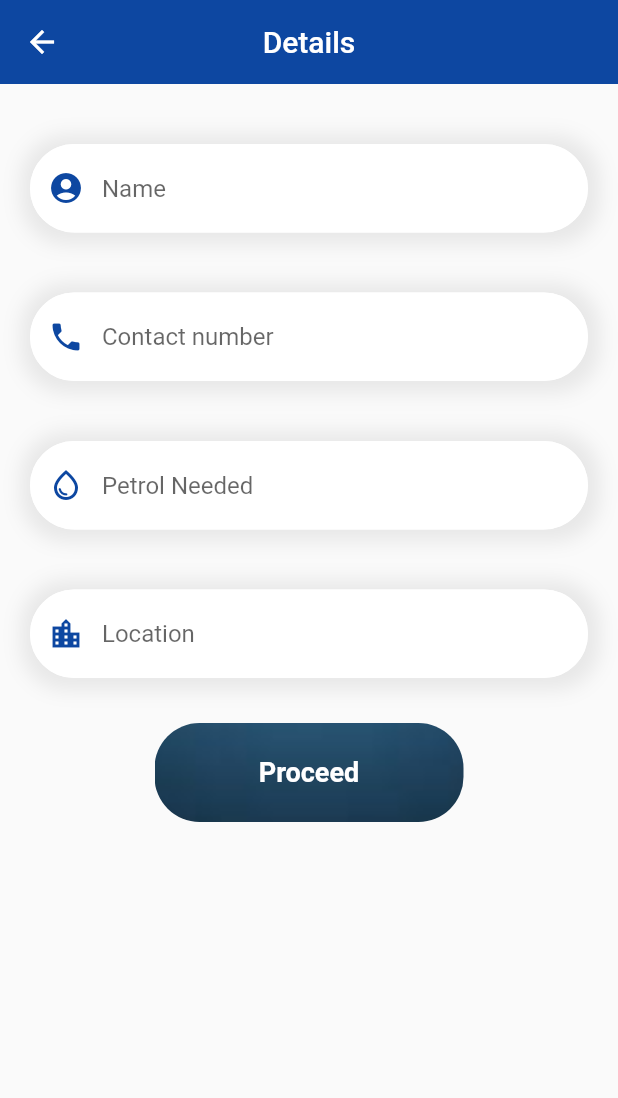
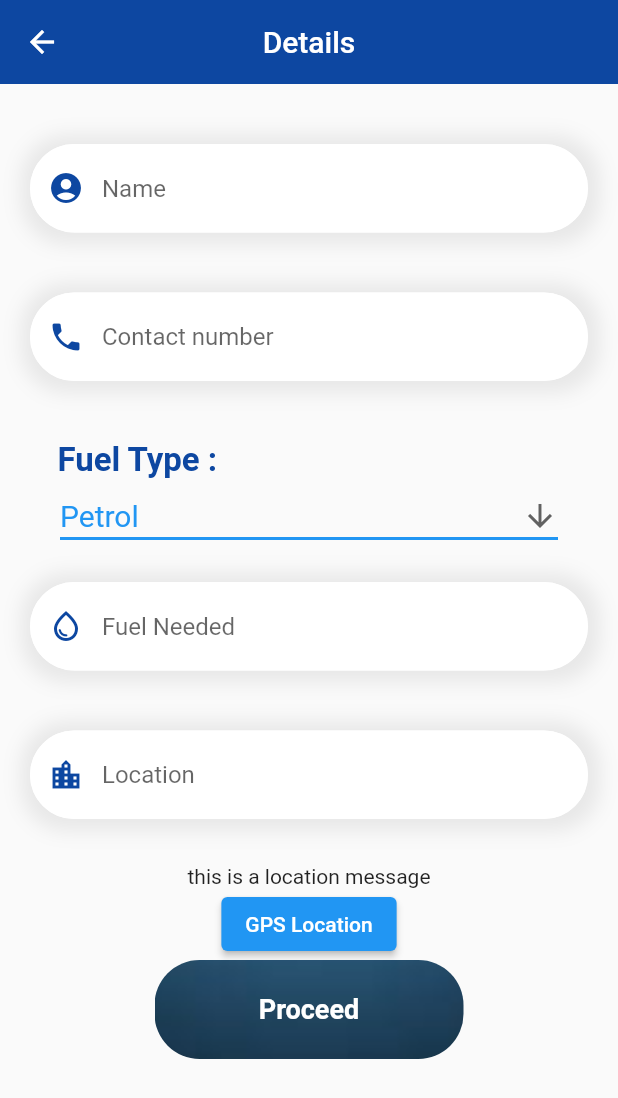
Before and after one commit to vikepk/out_of_gas, a Flutter app: the Need_Gas screen opened by its route, on a phone screen of 412 x 824 dp. Shown: the top 1098 px of the screen. Run offline on Flutter 3.47's test engine with Material 2 defaults, Android fonts, the phone set to English and light mode, and no system bars; our stand-ins replace geolocator.

Commit message:
completed need gas page Backend progress

```diff
--- a/lib/pages/need_gas.dart
+++ b/lib/pages/need_gas.dart
@@ -8,6 +8,7 @@ import 'package:out_of_gas/services/map_utils.dart';
 import 'package:out_of_gas/services/map.dart';
 import 'package:out_of_gas/pages/first_page.dart';
 import 'package:out_of_gas/pages/helper_page.dart';
+import 'package:geolocator/geolocator.dart';
 
 class Need_Gas extends StatefulWidget {
   const Need_Gas({super.key});
@@ -21,6 +22,12 @@ var name = TextEditingController();
 var number = TextEditingController();
 var petrol_needed = TextEditingController();
 var location = TextEditingController();
+const List<String> list = <String>['Petrol', 'Diesel'];
+String dropdownValue = list.first;
+String locationmessage = "this is a location message";
+late String lat;
+
+late String long;
 
 class _Need_GasState extends State<Need_Gas> {
   @override
@@ -126,6 +133,50 @@ class _Need_GasState extends State<Need_Gas> {
             SizedBox(
               height: 40,
             ),
+            Align(
+              alignment: Alignment.centerLeft,
+              child: Text(
+                "       Fuel Type :",
+                style: TextStyle(
+                    fontSize: 22.0,
+                    color: Colors.blue[900],
+                    letterSpacing: 0.0,
+                    fontWeight: FontWeight.bold),
+              ),
+            ),
+            Padding(
+              padding: const EdgeInsets.fromLTRB(40, 0, 40, 0),
+              child: DropdownButton<String>(
+                isExpanded: true,
+                hint: Text("Type of Fuel"),
+                value: dropdownValue,
+                icon: const Icon(Icons.arrow_downward),
+                elevation: 16,
+                style: const TextStyle(color: Colors.blue),
+                underline: Container(
+                  height: 2,
+                  color: Colors.blue,
+                ),
+                onChanged: (String? value) {
+                  // This is called when the user selects an item.
+                  setState(() {
+                    dropdownValue = value!;
+                  });
+                },
+                items: list.map<DropdownMenuItem<String>>((String value) {
+                  return DropdownMenuItem<String>(
+                    value: value,
+                    child: Text(
+                      value,
+                      style: TextStyle(fontSize: 20),
+                    ),
+                  );
+                }).toList(),
+              ),
+            ),
+            SizedBox(
+              height: 20,
+            ),
             Padding(
               padding: const EdgeInsets.fromLTRB(20, 0, 20, 0),
               child: Container(
@@ -154,8 +205,8 @@ class _Need_GasState extends State<Need_Gas> {
                         ),
                         // labelText: "Blood Group",
                         errorText:
-                            _validate ? 'Petrol Quantity is Required' : null,
-                        hintText: "Petrol Needed",
+                            _validate ? 'Fuel Quantity is Required' : null,
+                        hintText: "Fuel Needed",
                         focusedBorder: OutlineInputBorder(
                             borderRadius: BorderRadius.circular(30),
                             borderSide:
@@ -185,6 +236,8 @@ class _Need_GasState extends State<Need_Gas> {
                 child: TextFormField(
                     validator: (value) {
                       if (value == null || value.isEmpty) {
+                        print(value);
+
                         return 'Please enter some text';
                       }
                       return null;
@@ -211,6 +264,18 @@ class _Need_GasState extends State<Need_Gas> {
             SizedBox(
               height: 30,
             ),
+            Text(locationmessage),
+            ElevatedButton(
+                onPressed: () {
+                  getuserlocation().then((value) {
+                    lat = '${value.latitude}';
+                    long = '${value.longitude}';
+                    setState(() {
+                      locationmessage = '$lat and $long';
+                    });
+                  });
+                },
+                child: const Text("GPS Location")),
             GestureDetector(
               onTap: () {
                 setState(() {
@@ -254,3 +319,24 @@ class _Need_GasState extends State<Need_Gas> {
     );
   }
 }
+
+Future<Position> getuserlocation() async {
+  bool serviceEnabled = await Geolocator.isLocationServiceEnabled();
+  if (!serviceEnabled) {
+    return Future.error("Location service is disabled");
+  }
+
+  LocationPermission permission = await Geolocator.checkPermission();
+  if (permission == LocationPermission.denied) {
+    permission = await Geolocator.requestPermission();
+    if (permission == LocationPermission.denied) {
+      return Future.error("Location Permission is disabled");
+    }
+  }
+  if (permission == LocationPermission.deniedForever) {
+    return Future.error(
+        "Location Permission is disabled forever , we cannot request permission");
+  }
+
+  return await Geolocator.getCurrentPosition();
+}
--- a/lib/services/current_location.dart
+++ b/lib/services/current_location.dart
@@ -38,7 +38,7 @@ class CurrentlocationState extends State<Currentlocation> {
                       });
                     });
                   },
-                  child: const Text("location"))
+                  child: const Text("location")),
             ],
           ),
         ),
--- a/pubspec.yaml
+++ b/pubspec.yaml
@@ -39,6 +39,7 @@ dependencies:
   google_maps_flutter: ^2.2.5
   geolocator: ^9.0.2
   url_launcher: ^6.1.10
+  dropdown_formfield: ^0.1.4
 
 
 dev_dependencies:
```
Also changed, not shown: lib/pages/helper_page.dart (+8 -0 lines), pubspec.lock.
